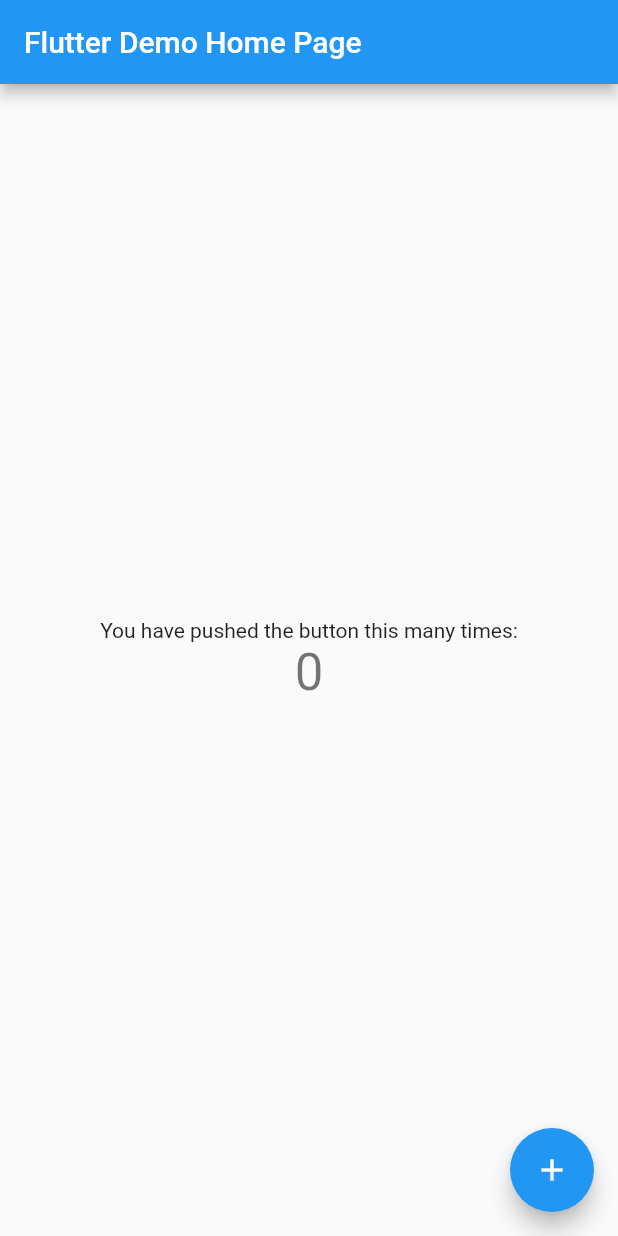
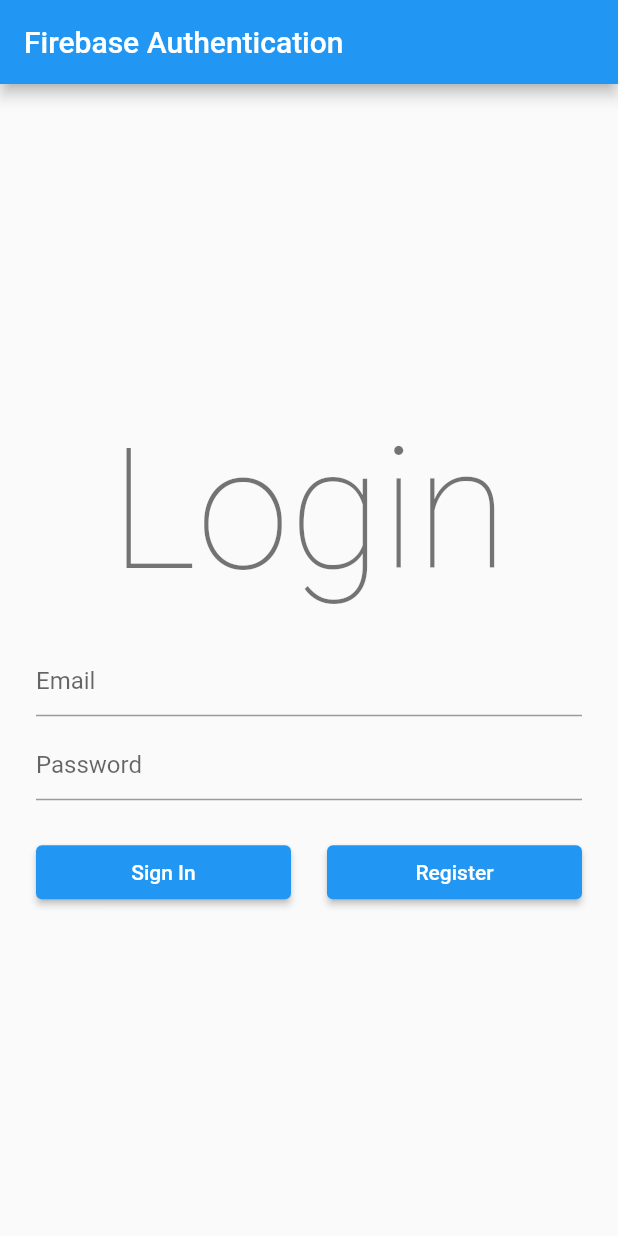
Before and after one commit to dimaszisby/eclipse_app, a Flutter app: the screen it shows after launch, on a phone screen of 412 x 824 dp. Run offline on Flutter 3.47's test engine with Material 2 defaults, Android fonts, the phone set to English and light mode, and no system bars; our stand-ins replace equatable, firebase_auth, firebase_core; accounts and stored records are empty; network calls fail.

Commit message:
Add: Classes from the firebase turorials (to be changed later)

```diff
--- a/lib/main.dart
+++ b/lib/main.dart
@@ -1,3 +1,4 @@
+import 'package:eclipse_app/page_login.dart';
 import 'package:flutter/material.dart';
 import 'package:firebase_core/firebase_core.dart';
 
@@ -17,103 +18,10 @@ class MyApp extends StatelessWidget {
     return MaterialApp(
       title: 'Flutter Demo',
       theme: ThemeData(
-        // This is the theme of your application.
-        //
-        // Try running your application with "flutter run". You'll see the
-        // application has a blue toolbar. Then, without quitting the app, try
-        // changing the primarySwatch below to Colors.green and then invoke
-        // "hot reload" (press "r" in the console where you ran "flutter run",
-        // or simply save your changes to "hot reload" in a Flutter IDE).
-        // Notice that the counter didn't reset back to zero; the application
-        // is not restarted.
+
         primarySwatch: Colors.blue,
       ),
-      home: const MyHomePage(title: 'Flutter Demo Home Page'),
+      home: LoginPage(),
     );
   }
 }
-
-class MyHomePage extends StatefulWidget {
-  const MyHomePage({Key? key, required this.title}) : super(key: key);
-
-  // This widget is the home page of your application. It is stateful, meaning
-  // that it has a State object (defined below) that contains fields that affect
-  // how it looks.
-
-  // This class is the configuration for the state. It holds the values (in this
-  // case the title) provided by the parent (in this case the App widget) and
-  // used by the build method of the State. Fields in a Widget subclass are
-  // always marked "final".
-
-  final String title;
-
-  @override
-  State<MyHomePage> createState() => _MyHomePageState();
-}
-
-class _MyHomePageState extends State<MyHomePage> {
-  int _counter = 0;
-
-  void _incrementCounter() {
-    setState(() {
-      // This call to setState tells the Flutter framework that something has
-      // changed in this State, which causes it to rerun the build method below
-      // so that the display can reflect the updated values. If we changed
-      // _counter without calling setState(), then the build method would not be
-      // called again, and so nothing would appear to happen.
-      _counter++;
-    });
-  }
-
-  @override
-  Widget build(BuildContext context) {
-    // This method is rerun every time setState is called, for instance as done
-    // by the _incrementCounter method above.
-    //
-    // The Flutter framework has been optimized to make rerunning build methods
-    // fast, so that you can just rebuild anything that needs updating rather
-    // than having to individually change instances of widgets.
-    return Scaffold(
-      appBar: AppBar(
-        // Here we take the value from the MyHomePage object that was created by
-        // the App.build method, and use it to set our appbar title.
-        title: Text(widget.title),
-      ),
-      body: Center(
-        // Center is a layout widget. It takes a single child and positions it
-        // in the middle of the parent.
-        child: Column(
-          // Column is also a layout widget. It takes a list of children and
-          // arranges them vertically. By default, it sizes itself to fit its
-          // children horizontally, and tries to be as tall as its parent.
-          //
-          // Invoke "debug painting" (press "p" in the console, choose the
-          // "Toggle Debug Paint" action from the Flutter Inspector in Android
-          // Studio, or the "Toggle Debug Paint" command in Visual Studio Code)
-          // to see the wireframe for each widget.
-          //
-          // Column has various properties to control how it sizes itself and
-          // how it positions its children. Here we use mainAxisAlignment to
-          // center the children vertically; the main axis here is the vertical
-          // axis because Columns are vertical (the cross axis would be
-          // horizontal).
-          mainAxisAlignment: MainAxisAlignment.center,
-          children: <Widget>[
-            const Text(
-              'You have pushed the button this many times:',
-            ),
-            Text(
-              '$_counter',
-              style: Theme.of(context).textTheme.headline4,
-            ),
-          ],
-        ),
-      ),
-      floatingActionButton: FloatingActionButton(
-        onPressed: _incrementCounter,
-        tooltip: 'Increment',
-        child: const Icon(Icons.add),
-      ), // This trailing comma makes auto-formatting nicer for build methods.
-    );
-  }
-}
--- /dev/null
+++ b/lib/page_login.dart
@@ -0,0 +1,200 @@
+import 'package:eclipse_app/data/datasources/remote/remote_data_source.dart';
+import 'package:eclipse_app/firebase_auth.dart';
+import 'package:eclipse_app/page_profile.dart';
+import 'package:eclipse_app/page_sign_up.dart';
+import 'package:eclipse_app/validator.dart';
+import 'package:firebase_auth/firebase_auth.dart';
+import 'package:firebase_core/firebase_core.dart';
+import 'package:flutter/material.dart';
+
+class LoginPage extends StatefulWidget {
+  @override
+  _LoginPageState createState() => _LoginPageState();
+}
+
+class _LoginPageState extends State<LoginPage> {
+  final _formKey = GlobalKey<FormState>();
+
+  final _emailTextController = TextEditingController();
+  final _passwordTextController = TextEditingController();
+
+  final _focusEmail = FocusNode();
+  final _focusPassword = FocusNode();
+
+  bool _isProcessing = false;
+
+  Future<FirebaseApp> _initializeFirebase() async {
+    FirebaseApp firebaseApp = await Firebase.initializeApp();
+
+    User? user = FirebaseAuth.instance.currentUser;
+
+    if (user != null) {
+      Navigator.of(context).pushReplacement(
+        MaterialPageRoute(
+          builder: (context) => ProfilePage(
+            user: user,
+          ),
+        ),
+      );
+    }
+
+    return firebaseApp;
+  }
+
+  //Testing
+  final rds = GameListDataSourceImpl();
+
+  @override
+  void initState() {
+    super.initState();
+    rds.getGameList(1);
+  }
+
+  @override
+  Widget build(BuildContext context) {
+    return GestureDetector(
+      onTap: () {
+        _focusEmail.unfocus();
+        _focusPassword.unfocus();
+      },
+      child: Scaffold(
+        appBar: AppBar(
+          title: Text('Firebase Authentication'),
+        ),
+        body: FutureBuilder(
+          future: _initializeFirebase(),
+          builder: (context, snapshot) {
+            if (snapshot.connectionState == ConnectionState.done) {
+              return Padding(
+                padding: const EdgeInsets.only(left: 24.0, right: 24.0),
+                child: Column(
+                  mainAxisAlignment: MainAxisAlignment.center,
+                  children: [
+                    Padding(
+                      padding: const EdgeInsets.only(bottom: 24.0),
+                      child: Text(
+                        'Login',
+                        style: Theme.of(context).textTheme.headline1,
+                      ),
+                    ),
+                    Form(
+                      key: _formKey,
+                      child: Column(
+                        children: <Widget>[
+                          TextFormField(
+                            controller: _emailTextController,
+                            focusNode: _focusEmail,
+                            validator: (value) => Validator.validateEmail(
+                              email: value!,
+                            ),
+                            decoration: InputDecoration(
+                              hintText: "Email",
+                              errorBorder: UnderlineInputBorder(
+                                borderRadius: BorderRadius.circular(6.0),
+                                borderSide: BorderSide(
+                                  color: Colors.red,
+                                ),
+                              ),
+                            ),
+                          ),
+                          SizedBox(height: 8.0),
+                          TextFormField(
+                            controller: _passwordTextController,
+                            focusNode: _focusPassword,
+                            obscureText: true,
+                            validator: (value) => Validator.validatePassword(
+                              password: value!,
+                            ),
+                            decoration: InputDecoration(
+                              hintText: "Password",
+                              errorBorder: UnderlineInputBorder(
+                                borderRadius: BorderRadius.circular(6.0),
+                                borderSide: BorderSide(
+                                  color: Colors.red,
+                                ),
+                              ),
+                            ),
+                          ),
+                          SizedBox(height: 24.0),
+                          _isProcessing
+                              ? CircularProgressIndicator()
+                              : Row(
+                                  mainAxisAlignment:
+                                      MainAxisAlignment.spaceBetween,
+                                  children: [
+                                    Expanded(
+                                      child: ElevatedButton(
+                                        onPressed: () async {
+                                          _focusEmail.unfocus();
+                                          _focusPassword.unfocus();
+
+                                          if (_formKey.currentState!
+                                              .validate()) {
+                                            setState(() {
+                                              _isProcessing = true;
+                                            });
+
+                                            User? user = await FireAuth
+                                                .signInUsingEmailPassword(
+                                              email: _emailTextController.text,
+                                              password:
+                                                  _passwordTextController.text, context: context,
+                                            );
+
+                                            setState(() {
+                                              _isProcessing = false;
+                                            });
+
+                                            if (user != null) {
+                                              Navigator.of(context)
+                                                  .pushReplacement(
+                                                MaterialPageRoute(
+                                                  builder: (context) =>
+                                                      ProfilePage(user: user),
+                                                ),
+                                              );
+                                            }
+                                          }
+                                        },
+                                        child: Text(
+                                          'Sign In',
+                                          style: TextStyle(color: Colors.white),
+                                        ),
+                                      ),
+                                    ),
+                                    SizedBox(width: 24.0),
+                                    Expanded(
+                                      child: ElevatedButton(
+                                        onPressed: () {
+                                          Navigator.of(context).push(
+                                            MaterialPageRoute(
+                                              builder: (context) =>
+                                                  RegisterPage(),
+                                            ),
+                                          );
+                                        },
+                                        child: Text(
+                                          'Register',
+                                          style: TextStyle(color: Colors.white),
+                                        ),
+                                      ),
+                                    ),
+                                  ],
+                                )
+                        ],
+                      ),
+                    )
+                  ],
+                ),
+              );
+            }
+
+            return Center(
+              child: CircularProgressIndicator(),
+            );
+          },
+        ),
+      ),
+    );
+  }
+}
```
Also changed, not shown: lib/page_profile.dart (added, +126 -0 lines), lib/page_sign_up.dart (added, +155 -0 lines).
